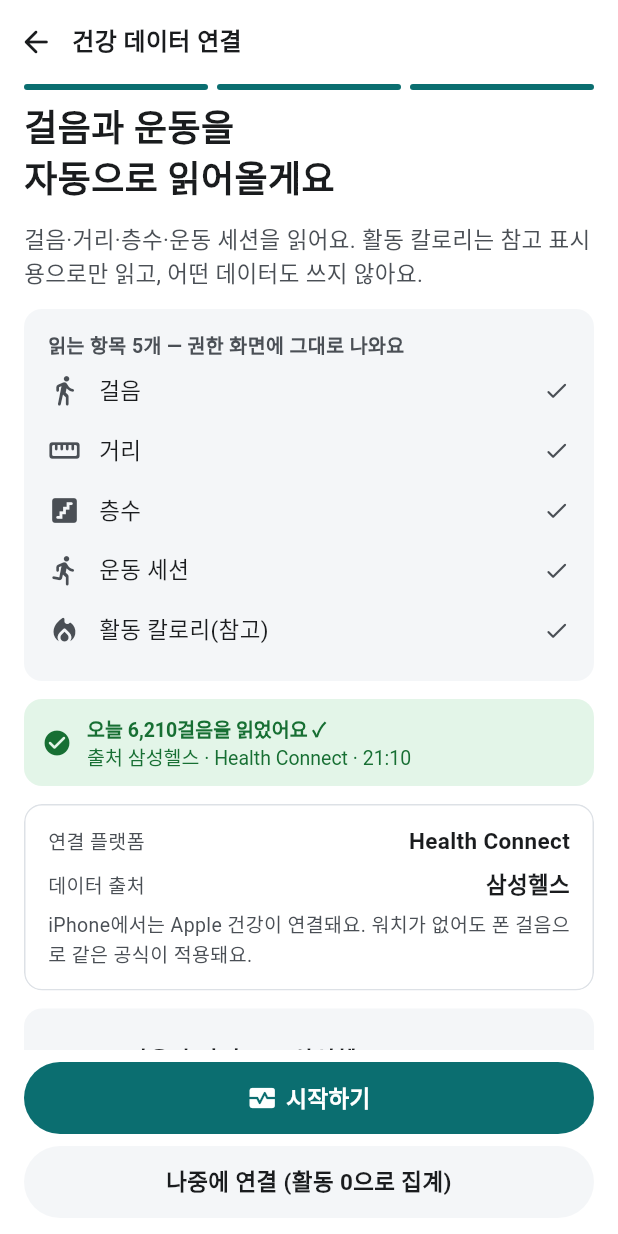
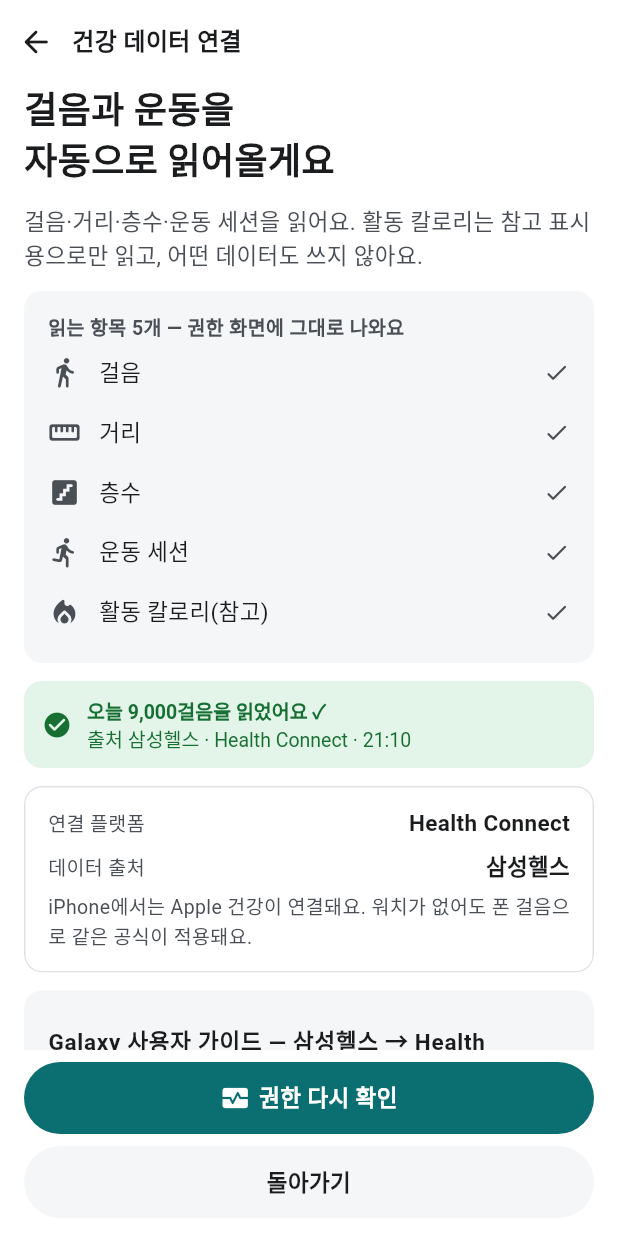
Before and after one commit to Davvyy/WOW, a Flutter app: the SettingsScreen screen opened by its route, after a tap on an icon or button, on a phone screen of 412 x 824 dp. Run offline on Flutter 3.47's test engine with Material 3 defaults, Android fonts, the phone set to English and light mode, and no system bars; our stand-ins replace camera, firebase_core, firebase_messaging, flutter_riverpod, go_router, package_info_plus and 3 more; missing offline and left inert: health, kakao_flutter_sdk_user; accounts and stored records are empty; Roboto replaces fonts that are missing (Pretendard).

Commit message:
Open the connection screen as a check from inside the app
The Settings "연결" row opened the onboarding P4 screen with state=ok:
it showed the prototype "오늘 6,210걸음" and the onboarding buttons
"시작하기" / "나중에 연결 (활동 0으로 집계)".

- R.p4Check opens P4 with from=app (Settings connection row and the
  activity tab's "연결 진단"). There the bottom buttons are
  "권한 다시 확인" (asks Health Connect / Apple Health again and reads
  today) and "돌아가기", with no onboarding progress bar.
- The "read N steps" banner and the source row use today's activity
  (steps, source name, sync time), then the server's last sync, then
  the platform name. Nothing from the prototype is left.
- The Settings "연결 끊김" row shows the real last read time instead of
  the fixed "10.12 22:40".
- Galaxy-only guidance (Samsung Health steps and the "삼성헬스 열기"
  button) shows only when the steps come from Samsung Health. iPhone
  users get the Apple Health permission path, other Android users a
  neutral Health Connect text, on P4 and on the activity tab. The
  labelled Galaxy guide stays on Android unless another known app is
  the source.

```diff
--- a/app/lib/router.dart
+++ b/app/lib/router.dart
@@ -32,6 +32,9 @@ class R {
   static const p2 = '/p2';
   static const p3 = '/p3';
   static const p4 = '/p4';
+
+  /// 앱 안(설정 연결 줄·활동 탭 연결 진단)에서 여는 건강 연결 화면: 온보딩 버튼 대신 권한 다시 확인·돌아가기
+  static String p4Check({required bool ok}) => '$p4?state=${ok ? 'ok' : 'zero'}&from=app';
   static const home = '/home';
   static const rank = '/rank';
   static const activity = '/activity';
@@ -76,7 +79,7 @@ GoRouter buildRouter({String initialLocation = R.p1, AuthService? auth}) {
       GoRoute(path: R.p1, builder: (_, _) => const StartScreen()),
       GoRoute(path: R.p2, builder: (_, _) => const ProfileScreen()),
       GoRoute(path: R.p3, builder: (_, _) => const ConsentScreen()),
-      GoRoute(path: R.p4, builder: (_, s) => HealthConnectScreen(initialState: s.uri.queryParameters['state'])),
+      GoRoute(path: R.p4, builder: (_, s) => HealthConnectScreen(initialState: s.uri.queryParameters['state'], inApp: s.uri.queryParameters['from'] == 'app')),
       // 프로토타입 화면 번호 별칭
       GoRoute(path: '/p5', redirect: (_, _) => R.home),
       GoRoute(path: '/p8', redirect: (_, _) => R.activity),
--- a/app/lib/ui/screens/p12_settings.dart
+++ b/app/lib/ui/screens/p12_settings.dart
@@ -210,10 +210,11 @@ class _SettingsScreenState extends ConsumerState<SettingsScreen> {
             const SectionTitle('연결'),
             // 오늘 걸음을 아직 못 읽었으면(동기화 시각 없음) 읽은 것처럼 보이지 않게 연결 확인 줄로
             if (_connected && act.syncTime.isNotEmpty)
-              li(Icons.sync_rounded, '${act.source} · ${act.syncTime} 동기화', sub: '오늘 ${fmtInt(act.stepsTotal)}걸음 ✓ · ${ch.platform}', onTap: () => context.push('${R.p4}?state=ok'))
+              li(Icons.sync_rounded, '${act.source} · ${act.syncTime} 동기화', sub: '오늘 ${fmtInt(act.stepsTotal)}걸음 ✓ · ${ch.platform}', onTap: () => context.push(R.p4Check(ok: true)))
             else
+              // 마지막 동기화는 이 기기에서 실제로 읽은 시각만(없으면 '못 읽었어요'만)
               li(Icons.sync_problem_rounded, act.source.isEmpty ? '${ch.platform} · 걸음 미확인' : '${act.source} · 연결 끊김',
-                  sub: act.syncTime.isEmpty ? '오늘 걸음을 못 읽었어요' : '마지막 동기화 10.12 22:40 · 오늘 걸음을 못 읽었어요', trailing: const Row(mainAxisSize: MainAxisSize.min, children: [ChChip('연결 확인', tone: Tone.critical), Icon(Icons.chevron_right_rounded)]), onTap: () => context.push('${R.p4}?state=zero')),
+                  sub: act.syncTime.isEmpty ? '오늘 걸음을 못 읽었어요' : '마지막 동기화 ${act.syncTime} · 오늘 걸음을 못 읽었어요', trailing: const Row(mainAxisSize: MainAxisSize.min, children: [ChChip('연결 확인', tone: Tone.critical), Icon(Icons.chevron_right_rounded)]), onTap: () => context.push(R.p4Check(ok: false))),
           ]),
         ),
         ChCard(
--- a/app/lib/ui/screens/p4_health.dart
+++ b/app/lib/ui/screens/p4_health.dart
@@ -3,6 +3,7 @@ import 'package:flutter_riverpod/flutter_riverpod.dart';
 import 'package:go_router/go_router.dart';
 
 import '../../core/format.dart';
+import '../../data/models.dart' show isSamsungSource;
 import '../../router.dart';
 import '../../services/health/health_models.dart';
 import '../../services/health/health_package_source.dart';
@@ -14,9 +15,12 @@ enum _P4State { idle, ok, zero, denied, unsupported }
 
 /// P4 건강 데이터 연결. 교육 카드(읽는 항목 5개) → 권한 요청 → "오늘 N걸음을 읽었어요" 검증.
 /// 쓰기 권한은 요청하지 않는다. `?state=ok|zero|denied|unsupported` 로 상태 변형을 바로 볼 수 있다(검수용).
+/// [inApp]: 설정 연결 줄·활동 탭 연결 진단에서 연 경우(`from=app`). 온보딩 버튼 대신 '권한 다시 확인'·돌아가기.
+/// 걸음·출처·동기화 시각은 이 기기에서 읽은 오늘 활동(없으면 서버의 마지막 동기화)을 쓴다.
 class HealthConnectScreen extends ConsumerStatefulWidget {
-  const HealthConnectScreen({super.key, this.initialState});
+  const HealthConnectScreen({super.key, this.initialState, this.inApp = false});
   final String? initialState;
+  final bool inApp;
 
   @override
   ConsumerState<HealthConnectScreen> createState() => _HealthConnectScreenState();
@@ -24,7 +28,8 @@ class HealthConnectScreen extends ConsumerStatefulWidget {
 
 class _HealthConnectScreenState extends ConsumerState<HealthConnectScreen> {
   late _P4State _state = _P4State.values.firstWhere((s) => s.name == widget.initialState, orElse: () => _P4State.idle);
-  int _steps = 6210;
+  /// 이 화면에서 방금 읽은 오늘 걸음(읽기 전이면 오늘 활동 값)
+  int? _steps;
   int _denials = 0;
   bool _busy = false;
 
@@ -69,7 +74,18 @@ class _HealthConnectScreenState extends ConsumerState<HealthConnectScreen> {
     final c = context.c;
     final src = ref.watch(healthSourceProvider);
     final platform = src.platformLabel == 'Apple 건강' ? 'Apple 건강' : 'Health Connect';
+    final ios = platform == 'Apple 건강';
     final ch = curChallenge;
+    final act = ref.watch(activityProvider);
+    // 출처: 이 기기에서 읽은 오늘 출처 → 서버의 마지막 동기화 출처 → 플랫폼 이름(D77).
+    // 서버 모드는 받은 세션의 값만 쓴다(세션 전 전역 값은 프로토타입이다)
+    final remote = ref.read(apiProvider).isRemote;
+    final server = remote ? ref.watch(sessionProvider).value?.challenge : ch;
+    final serverSource = server == null || server.source == '—' ? '' : server.source;
+    final source = act.source.isNotEmpty ? act.source : (serverSource.isNotEmpty ? serverSource : platform);
+    final knownSource = source != platform;
+    final syncTime = act.syncTime.isNotEmpty ? act.syncTime : (server == null || server.syncTime == '—' ? '' : server.syncTime);
+    final samsung = !ios && (isSamsungSource(act.source) || isSamsungSource(serverSource));
     const items = [
       (Icons.directions_walk_rounded, '걸음'),
       (Icons.straighten_rounded, '거리'),
@@ -82,22 +98,31 @@ class _HealthConnectScreenState extends ConsumerState<HealthConnectScreen> {
               tone: Tone.good,
               icon: Icons.check_circle_rounded,
               child: Column(crossAxisAlignment: CrossAxisAlignment.start, children: [
-                boldThen(context, '오늘 ${fmtInt(_steps)}걸음을 읽었어요 ✓', '', color: c.good),
-                Text('출처 ${ch.source} · $platform · ${ch.syncTime}'),
+                boldThen(context, '오늘 ${fmtInt(_steps ?? act.stepsTotal)}걸음을 읽었어요 ✓', '', color: c.good),
+                Text(['출처 $source', platform, if (syncTime.isNotEmpty) syncTime].join(' · ')),
               ]),
             ),
           _P4State.zero => ChCard(
               color: c.warnSoft,
               child: Column(crossAxisAlignment: CrossAxisAlignment.start, children: spaced([
                 Row(children: [Icon(Icons.error_rounded, color: c.warn), const SizedBox(width: 8), Txt('아직 읽은 걸음이 없어요', weight: FontWeight.w600, color: c.warn)]),
-                Txt.cap('삼성헬스 → 설정 → Health Connect → 데이터 동기화를 켜 주세요. 켠 뒤 이 화면을 당겨서 새로고침하면 바로 반영돼요.', color: c.warn),
-                ChButton('삼성헬스 열기', small: true, kind: BtnKind.quiet, onPressed: () => showToast(context, '삼성헬스 앱을 열어 동기화를 켜 주세요')),
+                // 갤럭시 전용 안내는 삼성헬스 출처일 때만(D77)
+                Txt.cap(
+                    samsung
+                        ? '삼성헬스 → 설정 → Health Connect → 데이터 동기화를 켜 주세요. 켠 뒤 이 화면을 당겨서 새로고침하면 바로 반영돼요.'
+                        : ios
+                        ? '설정 → 건강 → 데이터 접근 및 기기 → 챌로리에서 걸음 읽기를 켜 주세요. iPhone·Apple Watch 가 건강 앱에 기록한 걸음을 읽어요.'
+                        : '걸음을 기록하는 앱(휴대폰 기본 걸음·워치 앱 등)에서 Health Connect 로 보내기를 켜고, Health Connect 권한에서 챌로리 "걸음"을 허용해 주세요.',
+                    color: c.warn),
+                if (samsung) ChButton('삼성헬스 열기', small: true, kind: BtnKind.quiet, onPressed: () => showToast(context, '삼성헬스 앱을 열어 동기화를 켜 주세요')),
               ], gap: 8)),
             ),
           _P4State.denied => ChCard(
               child: Column(crossAxisAlignment: CrossAxisAlignment.start, children: spaced([
                 Row(children: [Icon(Icons.settings_rounded, color: c.fg2), const SizedBox(width: 8), const Expanded(child: Txt('설정 앱에서 권한을 켜면 바로 이어져요', weight: FontWeight.w600))]),
-                const Txt.cap('권한 요청이 두 번 취소되어 앱에서는 다시 물을 수 없어요. 설정 → 앱 → 챌로리 → Health Connect 권한.'),
+                Txt.cap(ios
+                    ? '권한 요청이 두 번 취소되어 앱에서는 다시 물을 수 없어요. 설정 → 건강 → 데이터 접근 및 기기 → 챌로리.'
+                    : '권한 요청이 두 번 취소되어 앱에서는 다시 물을 수 없어요. 설정 → 앱 → 챌로리 → Health Connect 권한.'),
                 ChButton('설정 열기', small: true, kind: BtnKind.quiet, onPressed: () => showToast(context, '설정 → 앱 → 챌로리에서 권한을 켜 주세요')),
               ], gap: 8)),
             ),
@@ -114,11 +139,17 @@ class _HealthConnectScreenState extends ConsumerState<HealthConnectScreen> {
           _P4State.idle => const SizedBox.shrink(),
         };
     final ok = _state == _P4State.ok;
+    // 앱 안에서 연 경우: 온보딩 버튼(시작하기·나중에 연결) 대신 권한 다시 확인 · 돌아가기
+    final inAppCta = Column(mainAxisSize: MainAxisSize.min, crossAxisAlignment: CrossAxisAlignment.stretch, children: [
+      ChButton('권한 다시 확인', icon: Icons.monitor_heart_rounded, onPressed: _busy ? null : _connect),
+      const SizedBox(height: 8),
+      ChButton('돌아가기', kind: BtnKind.quiet, onPressed: () => context.canPop() ? context.pop() : context.go(R.settings)),
+    ]);
     return ChScaffold(
       title: '건강 데이터 연결',
-      backFallback: R.p3,
-      progress: 3,
-      cta: Column(mainAxisSize: MainAxisSize.min, crossAxisAlignment: CrossAxisAlignment.stretch, children: [
+      backFallback: widget.inApp ? R.settings : R.p3,
+      progress: widget.inApp ? null : 3,
+      cta: widget.inApp ? inAppCta : Column(mainAxisSize: MainAxisSize.min, crossAxisAlignment: CrossAxisAlignment.stretch, children: [
         ChButton(
           ok ? '시작하기' : '$platform 연결',
           icon: Icons.monitor_heart_rounded,
@@ -150,11 +181,12 @@ class _HealthConnectScreenState extends ConsumerState<HealthConnectScreen> {
           outline: true,
           child: Column(crossAxisAlignment: CrossAxisAlignment.start, children: spaced([
             Kv(Txt.cap('연결 플랫폼'), Txt(platform, weight: FontWeight.w600)),
-            Kv(Txt.cap('데이터 출처'), Txt(ch.source, weight: FontWeight.w600)),
+            Kv(Txt.cap('데이터 출처'), Txt(source, weight: FontWeight.w600)),
             const Txt.cap('iPhone에서는 Apple 건강이 연결돼요. 워치가 없어도 폰 걸음으로 같은 공식이 적용돼요.'),
           ], gap: 6)),
         ),
-        ChCard(
+        // 갤럭시 가이드: iPhone 에는 없고, 이미 다른 앱 출처로 읽고 있으면 숨긴다(D77)
+        if (!ios && (samsung || !knownSource)) ChCard(
           child: Theme(
             data: Theme.of(context).copyWith(dividerColor: Colors.transparent),
             child: ExpansionTile(
--- a/app/lib/ui/screens/p8_activity.dart
+++ b/app/lib/ui/screens/p8_activity.dart
@@ -34,6 +34,9 @@ class _ActivityScreenState extends ConsumerState<ActivityScreen> {
     final weightKg = curMe.weightKg;
     final steps = act.stepsTotal;
     final src = act.source;
+    // 삼성헬스 출처(이 기기에서 읽은 오늘 출처 또는 서버의 마지막 동기화 출처)일 때만 갤럭시 안내
+    final samsung = isSamsungSource(src) || isSamsungSource(ch.source);
+    final iosPlatform = ch.platform == 'Apple 건강';
     final ios = act.stepsManual > 0;
     final manualSource = act.hasManualSource && !ios;
     final zero = steps == 0;
@@ -59,11 +62,20 @@ class _ActivityScreenState extends ConsumerState<ActivityScreen> {
           child: Column(crossAxisAlignment: CrossAxisAlignment.start, children: spaced([
             const Row(children: [Expanded(child: Txt.title('걸음')), ChChip('0', tone: Tone.critical)]),
             const Txt('걸음이 0이에요', weight: FontWeight.w600),
-            const Txt.cap('1. 삼성헬스 → 설정 → Health Connect 동기화 켜기\n2. Health Connect 권한에서 챌로리 "걸음" 허용\n3. 챌로리를 다시 열거나 당겨서 새로고침', color: null),
+            // 갤럭시 전용 안내는 삼성헬스 출처일 때만, iPhone 은 건강 앱 권한, 그 외 안드로이드는 일반 안내(D77)
+            Txt.cap(
+                samsung
+                    ? '1. 삼성헬스 → 설정 → Health Connect 동기화 켜기\n2. Health Connect 권한에서 챌로리 "걸음" 허용\n3. 챌로리를 다시 열거나 당겨서 새로고침'
+                    : iosPlatform
+                    ? '1. 설정 → 건강 → 데이터 접근 및 기기 → 챌로리\n2. "걸음" 읽기 허용\n3. 챌로리를 다시 열거나 당겨서 새로고침'
+                    : '1. 걸음을 기록하는 앱에서 Health Connect 로 보내기 켜기\n2. Health Connect 권한에서 챌로리 "걸음" 허용\n3. 챌로리를 다시 열거나 당겨서 새로고침',
+                color: null),
             Row(children: [
-              ChButton('삼성헬스 열기', small: true, kind: BtnKind.quiet, onPressed: () => showToast(context, '삼성헬스 앱에서 동기화를 켜 주세요')),
-              const SizedBox(width: 8),
-              ChButton('연결 진단', small: true, kind: BtnKind.quiet, onPressed: () => context.push('${R.p4}?state=zero')),
+              if (samsung) ...[
+                ChButton('삼성헬스 열기', small: true, kind: BtnKind.quiet, onPressed: () => showToast(context, '삼성헬스 앱에서 동기화를 켜 주세요')),
+                const SizedBox(width: 8),
+              ],
+              ChButton('연결 진단', small: true, kind: BtnKind.quiet, onPressed: () => context.push(R.p4Check(ok: false))),
             ]),
           ], gap: 8)),
         );
```
Also changed, not shown: 1 other file.
